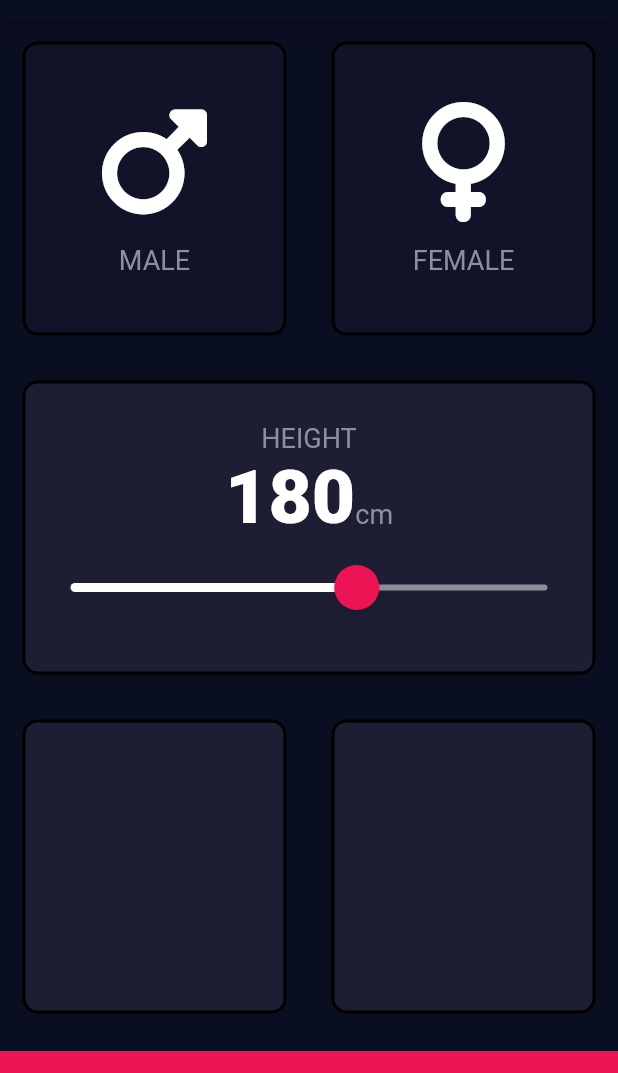
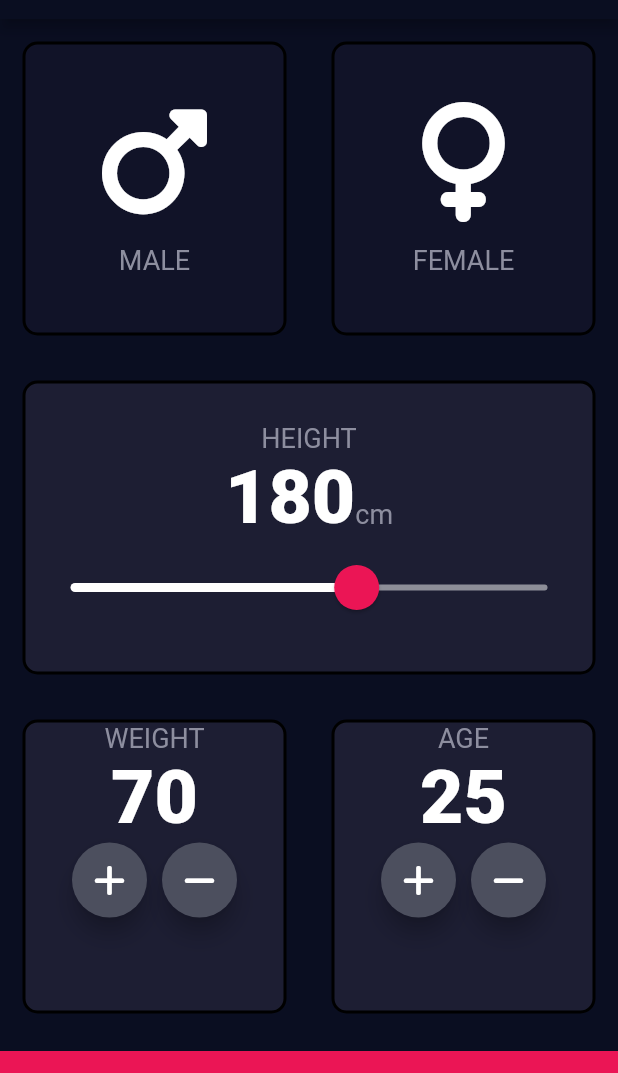
Before and after one commit to rawnakchourasia/bmi_calculator_flutter, a Flutter app: the screen it shows after launch, on a phone screen of 412 x 824 dp, the part 65-1138 px from its top. Run offline on Flutter 3.47's test engine with Material 2 defaults, Android fonts, the phone set to English and light mode, and no system bars; our stand-ins replace font_awesome_flutter.

Commit message:
Age and Weight cards completed

```diff
--- a/lib/input_page.dart
+++ b/lib/input_page.dart
@@ -16,6 +16,8 @@ class InputPage extends StatefulWidget {
 class _InputPageState extends State<InputPage> {
   Gender? selectedGender;
   int height = 180;
+  int weight = 70;
+  int age = 25;
 
   @override
   Widget build(BuildContext context) {
@@ -114,14 +116,72 @@ class _InputPageState extends State<InputPage> {
             ))
           ])),
           Expanded(
-              child: Row(children: const [
+              child: Row(children: [
             Expanded(
                 child: ReusableCard(
               colour: kActiveCardColor,
+              cardChild: Column(children: [
+                const Text('WEIGHT', style: kLabelTextStyle),
+                Text(
+                  weight.toString(),
+                  style: kNumberTextStyle,
+                ),
+                Row(
+                  mainAxisAlignment: MainAxisAlignment.center,
+                  children: [
+                    RoundIconButton(
+                        icon: FontAwesomeIcons.plus,
+                        onPressed: () {
+                          setState(() {
+                            weight++;
+                          });
+                        }),
+                    const SizedBox(
+                      width: 10,
+                    ),
+                    RoundIconButton(
+                        icon: FontAwesomeIcons.minus,
+                        onPressed: () {
+                          setState(() {
+                            weight--;
+                          });
+                        }),
+                  ],
+                )
+              ]),
             )),
             Expanded(
               child: ReusableCard(
                 colour: kActiveCardColor,
+                cardChild: Column(children: [
+                  const Text('AGE', style: kLabelTextStyle),
+                  Text(
+                    age.toString(),
+                    style: kNumberTextStyle,
+                  ),
+                  Row(
+                    mainAxisAlignment: MainAxisAlignment.center,
+                    children: [
+                      RoundIconButton(
+                          icon: FontAwesomeIcons.plus,
+                          onPressed: () {
+                            setState(() {
+                              age++;
+                            });
+                          }),
+                      const SizedBox(
+                        width: 10,
+                      ),
+                      RoundIconButton(
+                          icon: FontAwesomeIcons.minus,
+                          onPressed: () {
+                            setState(() {
+                              age--;
+                            });
+                          }),
+                    ],
+                  )
+                ]),
               ),
             )
           ])),
@@ -136,3 +196,23 @@ class _InputPageState extends State<InputPage> {
     );
   }
 }
+
+class RoundIconButton extends StatelessWidget {
+  const RoundIconButton(
+      {super.key, required this.icon, required this.onPressed});
+
+  final IconData icon;
+  final VoidCallback onPressed;
+
+  @override
+  Widget build(BuildContext context) {
+    return RawMaterialButton(
+      onPressed: onPressed,
+      elevation: 6,
+      constraints: const BoxConstraints.tightFor(width: 50, height: 50),
+      shape: const CircleBorder(),
+      fillColor: const Color(0XFF4C4F5E),
+      child: Icon(icon),
+    );
+  }
+}
```
